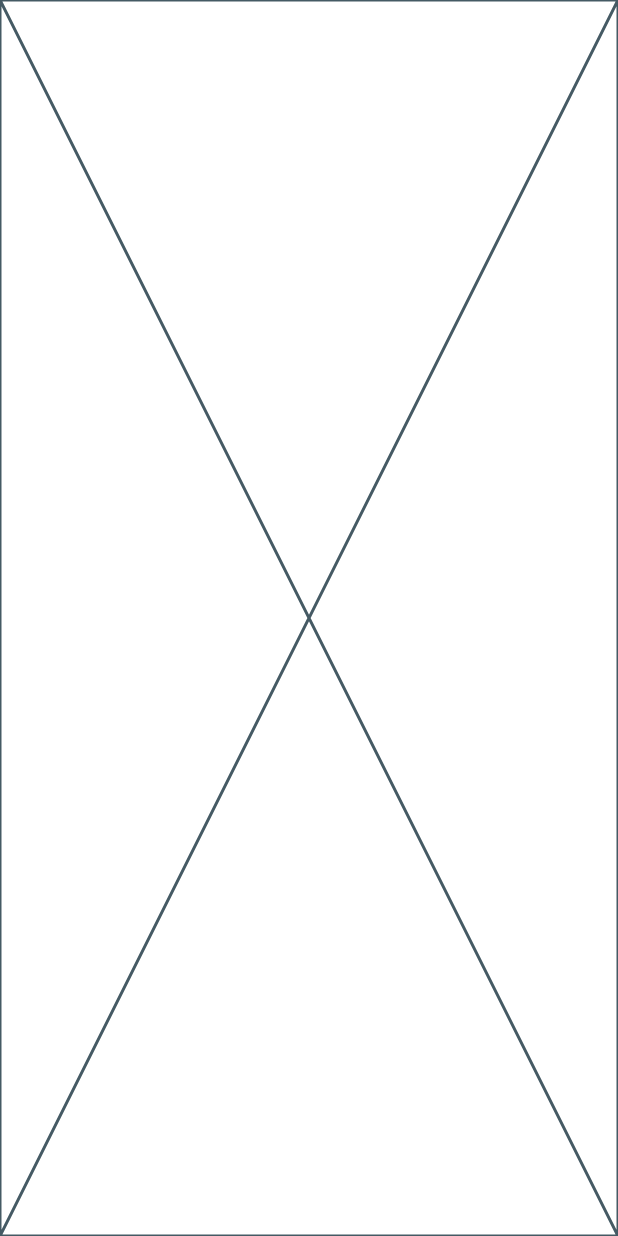
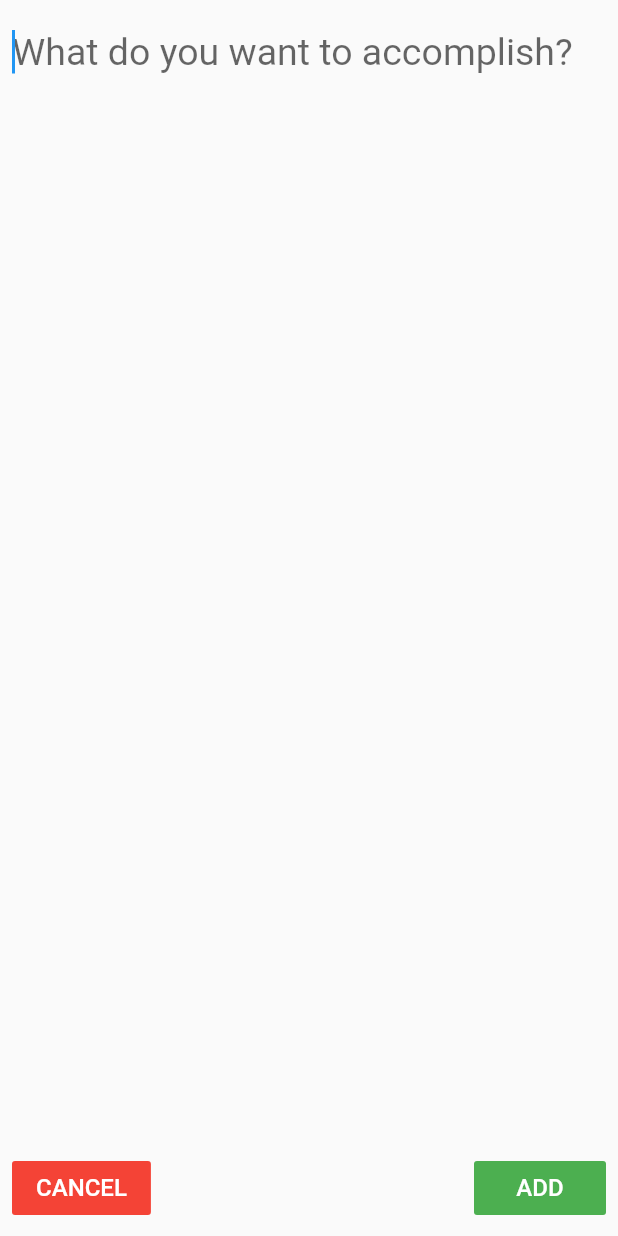
Before and after one commit to lfdel/flutter_get_example, a Flutter app: the screen it shows after launch, on a phone screen of 412 x 824 dp. Run offline on Flutter 3.47's test engine with Material 2 defaults, Android fonts, the light colour scheme and no system bars; our stand-ins replace get.

Commit message:
maquetando la vista todo screeen

```diff
--- a/lib/screens/todo_screen.dart
+++ b/lib/screens/todo_screen.dart
@@ -3,8 +3,43 @@ import 'package:flutter/material.dart';
 class TodoScreen extends StatelessWidget {
   @override
   Widget build(BuildContext context) {
-    return Container(
-      child: Placeholder(),
+    return Scaffold(
+      body: Container(
+        padding: EdgeInsets.all(8),
+        child: Column(
+          children: [
+            Expanded(
+                child: TextField(
+              autofocus: true,
+              decoration: InputDecoration(
+                hintText: "What do you want to accomplish? ",
+                border: InputBorder.none,
+                focusedBorder: InputBorder.none,
+              ),
+              style: TextStyle(fontSize: 25),
+              keyboardType: TextInputType.multiline,
+              maxLines: 999,
+            )),
+            Row(
+              mainAxisAlignment: MainAxisAlignment.spaceBetween,
+              children: [
+                FlatButton(
+                  onPressed: () {},
+                  child: Text('CANCEL',
+                      style: TextStyle(color: Colors.white, fontSize: 16)),
+                  color: Colors.red,
+                ),
+                FlatButton(
+                  onPressed: () {},
+                  child: Text('ADD',
+                      style: TextStyle(color: Colors.white, fontSize: 16)),
+                  color: Colors.green,
+                )
+              ],
+            )
+          ],
+        ),
+      ),
     );
   }
 }
```
